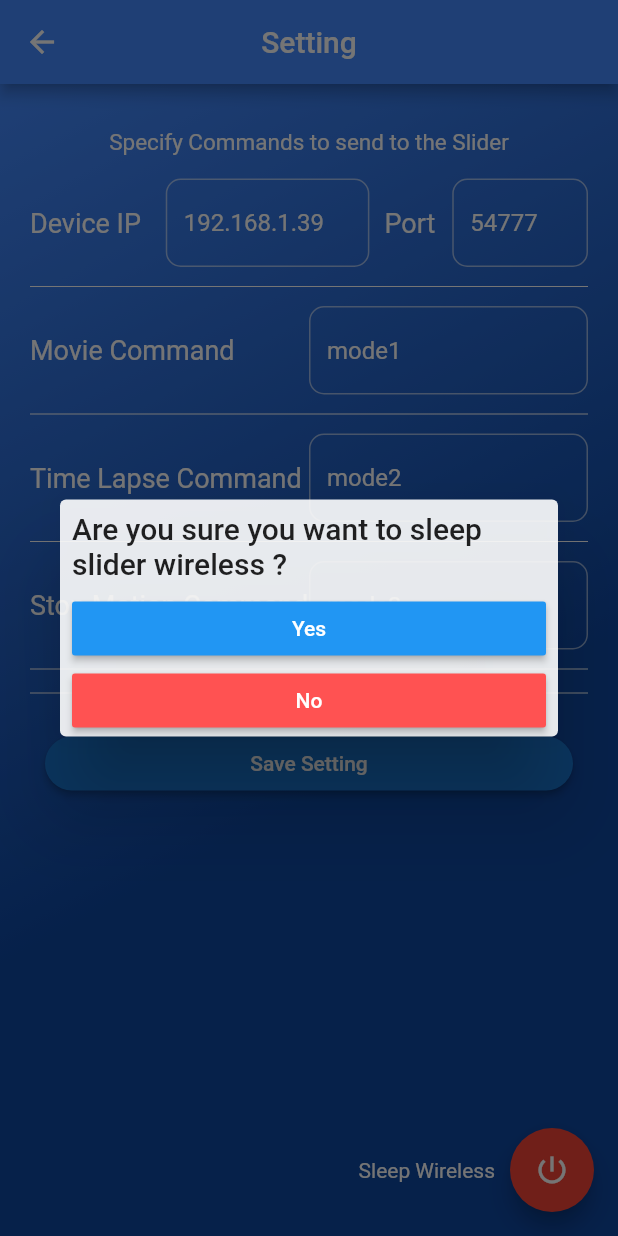
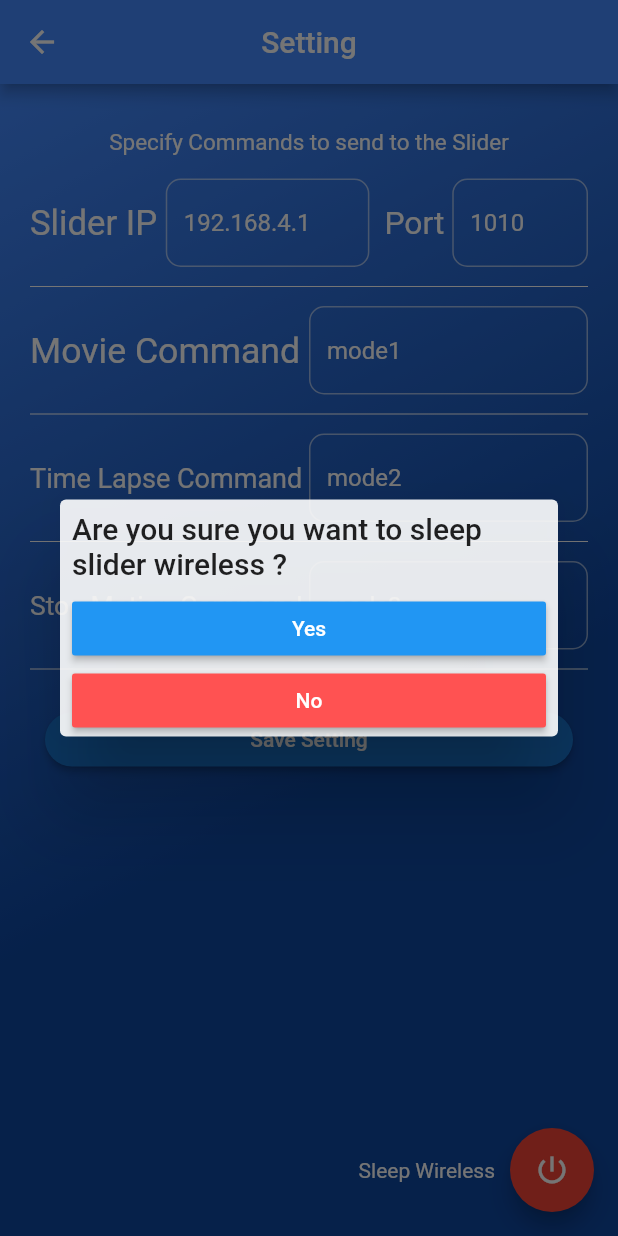
Before and after one commit to salehzarei/Micro-Controller, a Flutter app: the screen it shows after launch, after a tap on the "power settings new" icon, on a phone screen of 412 x 824 dp. Run offline on Flutter 3.47's test engine with Material 2 defaults, Android fonts, the light colour scheme and no system bars; our stand-ins replace flutter_masked_text, get, shared_preferences; missing offline and left inert: battery_indicator, xlive_switch.

Commit message:
اصلاحات جدید و نهایی

```diff
--- a/lib/dashboard.dart
+++ b/lib/dashboard.dart
@@ -123,13 +123,19 @@
                                                     BorderRadius.circular(15)),
                                             child: Column(
                                               children: [
-                                                Text(
-                                                    "Select the number of shots",
+                                                Expanded(
+                                                  flex: 1,
+                                                  child: Text("Shots Count",
                                                       style: TextStyle(
                                                           color: Colors.white,
                                                           fontSize: 16)),
-                                                Spacer(),
-                                                TextField(
+                                                ),
+                                                Spacer(
+                                                  flex: 1,
+                                                ),
+                                                Expanded(
+                                                  flex: 4,
+                                                  child: TextField(
                                                     onSubmitted: (v) =>
                                                         x.changeShoterCounter(),
                                                     controller: x.shoterCounter,
@@ -140,7 +146,7 @@
                                                         TextInputType.number,
                                                     style: TextStyle(
                                                         color: Colors.white,
-                                                      fontSize: 40),
+                                                        fontSize: 30),
                                                     decoration: InputDecoration(
                                                       counterText: '',
                                                       focusedBorder:
@@ -149,8 +155,8 @@
                                                           color: Colors.white,
                                                         ),
                                                         borderRadius:
-                                                          BorderRadius.circular(
-                                                              10.0),
+                                                            BorderRadius
+                                                                .circular(10.0),
                                                       ),
                                                       fillColor: Colors.white,
                                                       enabledBorder:
@@ -159,16 +165,18 @@
                                                           color: Colors.white54,
                                                         ),
                                                         borderRadius:
-                                                          BorderRadius.circular(
-                                                              10.0),
+                                                            BorderRadius
+                                                                .circular(10.0),
                                                       ),
-                                                    border: OutlineInputBorder(
+                                                      border:
+                                                          OutlineInputBorder(
                                                         borderSide: BorderSide(
                                                           color: Colors.white,
                                                         ),
                                                         borderRadius:
-                                                          BorderRadius.circular(
-                                                              10.0),
+                                                            BorderRadius
+                                                                .circular(10.0),
+                                                      ),
                                                     ),
                                                   ),
                                                 ),
@@ -241,15 +249,23 @@
                                                     BorderRadius.circular(15)),
                                             child: Column(
                                               children: [
-                                                Text("Select Interval Time",
+                                                Expanded(
+                                                  flex: 1,
+                                                  child: Text("Interval Time",
                                                       style: TextStyle(
                                                           color: Colors.white,
                                                           fontSize: 16)),
-                                                Spacer(),
-                                                TextField(
+                                                ),
+                                                Spacer(
+                                                  flex: 1,
+                                                ),
+                                                Expanded(
+                                                  flex: 4,
+                                                  child: TextField(
                                                     onSubmitted: (v) =>
                                                         x.changeIntervalTime(),
-                                                  controller: x.intervalCounter,
+                                                    controller:
+                                                        x.intervalCounter,
                                                     cursorColor: Colors.white,
                                                     textAlign: TextAlign.center,
                                                     maxLength: 5,
@@ -257,7 +273,7 @@
                                                         TextInputType.number,
                                                     style: TextStyle(
                                                         color: Colors.white,
-                                                      fontSize: 40),
+                                                        fontSize: 30),
                                                     decoration: InputDecoration(
                                                       counterText: '',
                                                       focusedBorder:
@@ -266,8 +282,8 @@
                                                           color: Colors.white,
                                                         ),
                                                         borderRadius:
-                                                          BorderRadius.circular(
-                                                              10.0),
+                                                            BorderRadius
+                                                                .circular(10.0),
                                                       ),
                                                       fillColor: Colors.white,
                                                       enabledBorder:
@@ -276,16 +292,18 @@
                                                           color: Colors.white54,
                                                         ),
                                                         borderRadius:
-                                                          BorderRadius.circular(
-                                                              10.0),
+                                                            BorderRadius
+                                                                .circular(10.0),
                                                       ),
-                                                    border: OutlineInputBorder(
+                                                      border:
+                                                          OutlineInputBorder(
                                                         borderSide: BorderSide(
                                                           color: Colors.white,
                                                         ),
                                                         borderRadius:
-                                                          BorderRadius.circular(
-                                                              10.0),
+                                                            BorderRadius
+                                                                .circular(10.0),
+                                                      ),
                                                     ),
                                                   ),
                                                 ),
@@ -400,15 +418,15 @@
                             ),
                           ),
                           child: Slider(
-                            onChanged: (v) {},
+                              //  onChanged: (v) {},
                               min: 0,
                               max: 14,
-                            divisions: 10,
                               label: '${x.sliderSpeed().round()}',
                               value: x.sliderSpeed(),
-                            onChangeEnd: (value) => x.changeSliderSpeed(value),
-                            // onChanged: (value) => x.changeSliderSpeed(value)
-                          ),
+                              // onChangeStart: (value) =>
+                              //     x.changeSliderSpeed(value),
+                              onChangeEnd: (value) => x.sendSliderSpeed(value),
+                              onChanged: (value) => x.changeSliderSpeed(value)),
                         ),
                       ],
                     ),
--- a/lib/settingPage.dart
+++ b/lib/settingPage.dart
@@ -83,9 +83,11 @@
                           children: [
                             Expanded(
                               flex: 2,
-                              child: Text('Device IP',
+                              child: FittedBox(
+                                child: Text('Slider IP ',
                                     style: TextStyle(
                                         color: Colors.white, fontSize: 18)),
+                              ),
                             ),
                             Expanded(
                               flex: 3,
@@ -125,9 +127,11 @@
                             ),
                             Expanded(
                               flex: 1,
-                              child: Text('Port',
+                              child: FittedBox(
+                                child: Text('Port ',
                                     style: TextStyle(
                                         color: Colors.white, fontSize: 18)),
+                              ),
                             ),
                             Expanded(
                               flex: 2,
@@ -173,9 +177,11 @@
                           children: [
                             Expanded(
                               flex: 3,
-                              child: Text('Movie Command',
+                              child: FittedBox(
+                                child: Text('Movie Command ',
                                     style: TextStyle(
                                         color: Colors.white, fontSize: 18)),
+                              ),
                             ),
                             Expanded(
                               flex: 3,
@@ -218,9 +224,11 @@
                           children: [
                             Expanded(
                               flex: 3,
-                              child: Text('Time Lapse Command',
+                              child: FittedBox(
+                                child: Text('Time Lapse Command ',
                                     style: TextStyle(
                                         color: Colors.white, fontSize: 18)),
+                              ),
                             ),
                             Expanded(
                               flex: 3,
@@ -263,9 +271,11 @@
                           children: [
                             Expanded(
                               flex: 3,
-                              child: Text('Stop Motion Command',
+                              child: FittedBox(
+                                child: Text('Stop Motion Command ',
                                     style: TextStyle(
                                         color: Colors.white, fontSize: 18)),
+                              ),
                             ),
                             Expanded(
                               flex: 3,
@@ -301,9 +311,6 @@
                     Divider(
                       color: Colors.white,
                     ),
-                    Divider(
-                      color: Colors.white,
-                    ),
                     Padding(
                       padding:
                           EdgeInsets.symmetric(horizontal: 10, vertical: 15),
```
Also changed, not shown: lib/getXController.dart (+48 -21 lines). Lines whose indentation alone changed are shown as unchanged.
